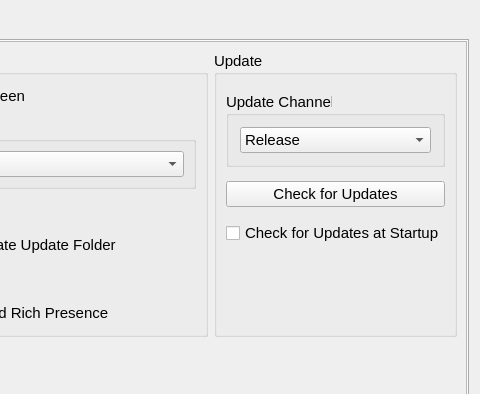
Old version of the form src/qt_gui/settings_dialog.ui in the repository shadps4-emu/shadPS4; both pictures show x 490 to 970 and y 0 to 394 of the 970 by 750 pixel window.
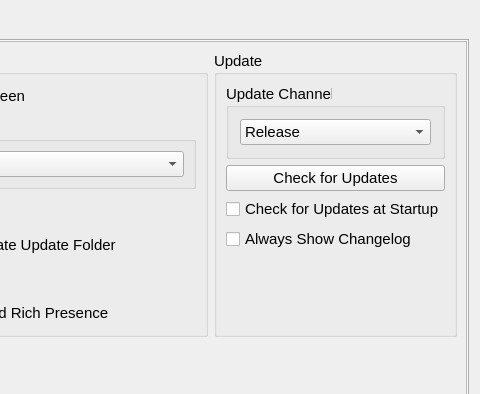
New version of the form. Icons and pictures are not drawn.

Commit message: Always Show Changelog

Patch:
```diff
--- a/src/qt_gui/settings_dialog.ui
+++ b/src/qt_gui/settings_dialog.ui
@@ -74,7 +74,7 @@
          <x>0</x>
          <y>0</y>
          <width>946</width>
-         <height>535</height>
+         <height>536</height>
         </rect>
        </property>
        <layout class="QVBoxLayout" name="generalTabVLayout" stretch="0">
@@ -346,7 +346,7 @@
               <property name="title">
                <string>Update</string>
               </property>
-              <layout class="QVBoxLayout" name="UpdateLayout" stretch="0,0,0">
+              <layout class="QVBoxLayout" name="UpdateLayout" stretch="0,0,0,0">
                <property name="spacing">
                 <number>6</number>
                </property>
@@ -465,6 +465,13 @@
                  </property>
                 </widget>
                </item>
+               <item>
+                <widget class="QCheckBox" name="changelogCheckBox">
+                 <property name="text">
+                  <string>Always Show Changelog</string>
+                 </property>
+                </widget>
+               </item>
               </layout>
              </widget>
             </item>
```
Left out of the diff: 12 changed lines with no effect on the pictures. The commit also changes 30 other files.
